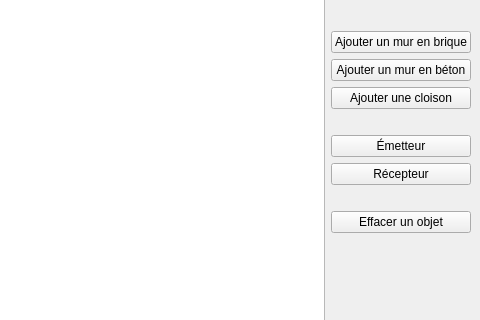
Old version of the form mainwindow.ui in the repository mathphi/TelecomPhysics_ProjectBA3; both pictures show x 320 to 800 and y 157 to 477 of the 800 by 600 pixel window.
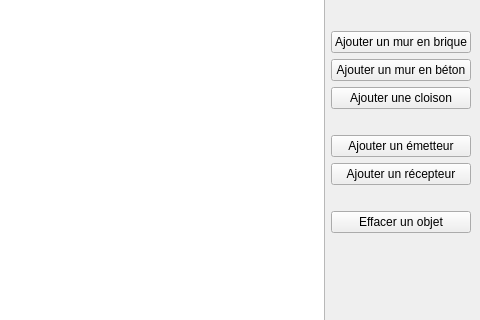
New version of the form.

Commit message: * Comments added and UI buttons named

Patch:
```diff
--- a/mainwindow.ui
+++ b/mainwindow.ui
@@ -73,14 +73,14 @@
       <item>
        <widget class="QPushButton" name="pushButton">
         <property name="text">
-         <string>Émetteur</string>
+         <string>Ajouter un émetteur</string>
         </property>
        </widget>
       </item>
       <item>
        <widget class="QPushButton" name="pushButton_5">
         <property name="text">
-         <string>Récepteur</string>
+         <string>Ajouter un récepteur</string>
         </property>
        </widget>
       </item>
```
Left out of the diff: 8 changed lines with no effect on the pictures. The commit also changes 1 other file.
